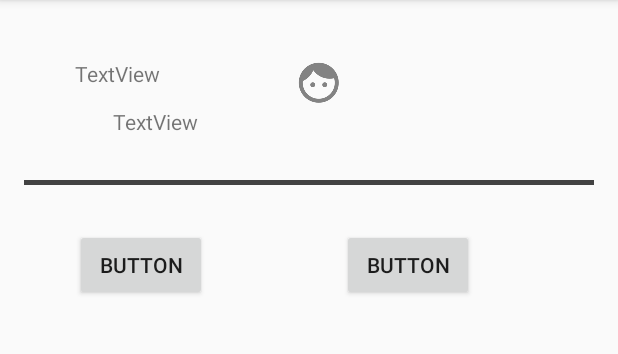
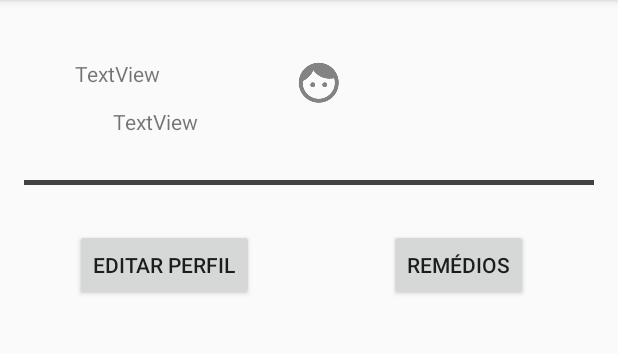
Before and after one commit to Nabucodono5or/Remedio, an Android app: the fragment GerenciamentoPerfil placed in its activity, on a phone screen of 412 x 824 dp, the part 84-438 px from its top. Run offline under Robolectric (Android 15) with nearby library versions, the light colour scheme and no system bars; 2 statements that could not run were skipped.

Commit message:
nomeando as ações add remedios e editar perfil.

```diff
--- a/app/src/main/res/layout/fragment_gerenciamento_perfil.xml
+++ b/app/src/main/res/layout/fragment_gerenciamento_perfil.xml
@@ -60,7 +60,7 @@
         android:layout_alignStart="@+id/textViewNomePerfil"
         android:layout_below="@+id/linhaview"
         android:layout_marginTop="29dp"
-        android:text="Button" />
+        android:text="@string/editarPerfil" />
 
     <Button
         android:id="@+id/btnAdcionarRemedio"
@@ -71,7 +71,7 @@
         android:layout_marginStart="90dp"
         android:layout_toEndOf="@+id/btnEditarPerfil"
         android:layout_toRightOf="@+id/btnEditarPerfil"
-        android:text="Button" />
+        android:text="@string/titulo_cadastrar_remedio" />
 
     <FrameLayout
         android:id="@+id/frame_remedios"
--- a/app/src/main/res/values/strings.xml
+++ b/app/src/main/res/values/strings.xml
@@ -18,6 +18,7 @@
     <string name="TextViewDescreverPerdil">Descrição</string>
 
     <string name="action_settings">Settings</string>
+    <string name="editarPerfil">Editar Perfil</string>
 
     <!-- TODO: Remove or change this placeholder text -->
     <string name="hello_blank_fragment">Hello blank fragment</string>
```
